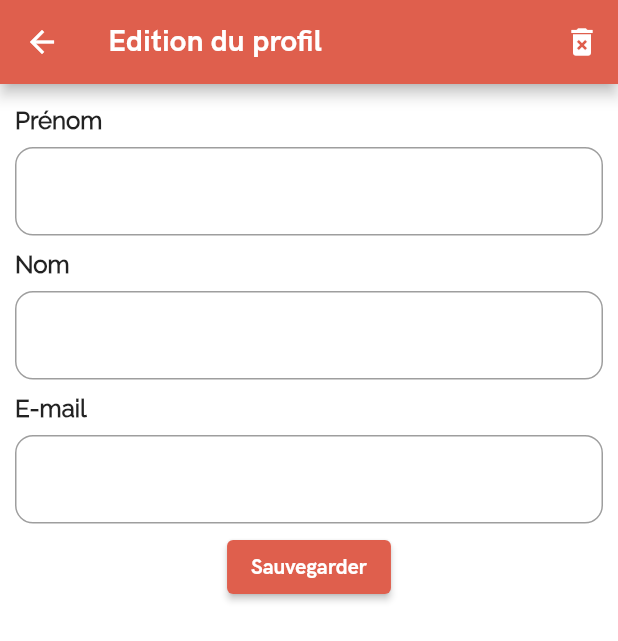
After one commit to Diamondemon/cop1App, a Flutter app: the ProfileEdit screen opened directly, on a phone screen of 412 x 824 dp. The commit adds this screen. Shown: the top 641 px of the screen. Run offline on Flutter 3.47's test engine with Material 2 defaults, Android fonts, the phone set to English and light mode, and no system bars; our stand-ins replace flutter_native_splash, hive, hive_flutter; missing offline and left inert: add_2_calendar; accounts and stored records are empty; network calls fail.

Commit message:
User edit start + saving credentials

```diff
--- /dev/null
+++ b/cop1/lib/ui/profile_edit.dart
@@ -0,0 +1,35 @@
+import 'package:cop1/ui/text_field_widget.dart';
+import 'package:flutter/cupertino.dart';
+import 'package:flutter/material.dart';
+
+class ProfileEdit extends StatefulWidget {
+  const ProfileEdit({Key? key}) : super(key: key);
+
+  @override
+  State<ProfileEdit> createState() => _ProfileEditState();
+}
+
+class _ProfileEditState extends State<ProfileEdit> {
+  @override
+  Widget build(BuildContext context) {
+    return Scaffold(
+      appBar: AppBar(
+        title: const Text("Edition du profil"),
+        actions: [
+          IconButton(onPressed: (){}, icon: const Icon(Icons.delete_forever))
+        ],
+      ),
+      body: Padding(
+        padding: const EdgeInsets.all(10),
+        child: ListView(
+          children: [
+            TextFieldWidget(label: "Prénom", text: "", onChanged: (_){}),
+            TextFieldWidget(label: "Nom", text: "", onChanged: (_){}),
+            TextFieldWidget(label: "E-mail", text: "", onChanged: (_){}),
+            Center( child: ElevatedButton(onPressed: (){}, child: const Text("Sauvegarder")))
+          ],
+        )
+      )
+    );
+  }
+}
--- a/cop1/lib/ui/text_field_widget.dart
+++ b/cop1/lib/ui/text_field_widget.dart
@@ -37,7 +37,10 @@ class _TextFieldWidgetState extends State<TextFieldWidget> {
   }
 
   @override
-  Widget build(BuildContext context) => Column(
+  Widget build(BuildContext context) =>
+      Padding(
+        padding: const EdgeInsets.symmetric(vertical: 5),
+        child: Column(
           crossAxisAlignment: CrossAxisAlignment.start,
           children: [
             Text(
@@ -56,5 +59,6 @@ class _TextFieldWidgetState extends State<TextFieldWidget> {
               onChanged: widget.onChanged,
             ),
           ],
+        )
       );
 }
--- a/cop1/pubspec.yaml
+++ b/cop1/pubspec.yaml
@@ -39,6 +39,8 @@ dependencies:
   http: ^0.13.4
   url_launcher: ^6.1.5
   add_2_calendar: ^2.1.3
+  hive: ^2.2.3
+  hive_flutter: ^1.1.0
 
 dev_dependencies:
   flutter_test:
@@ -51,6 +53,8 @@ dev_dependencies:
   # rules and activating additional ones.
   flutter_lints: ^2.0.0
   flutter_launcher_icons: ^0.9.2
+  hive_generator: ^1.1.3
+  build_runner: ^2.2.0
 
 flutter_native_splash:
   color: "#ffffff"
```
Also changed, not shown: cop1/lib/data/api.dart (+13 -0 lines), cop1/lib/data/session_data.dart (+25 -3 lines), cop1/lib/main.dart (+15 -4 lines), cop1/lib/ui/profile_tab.dart (+6 -2 lines), cop1/pubspec.lock. Lines whose indentation alone changed are shown as unchanged.
